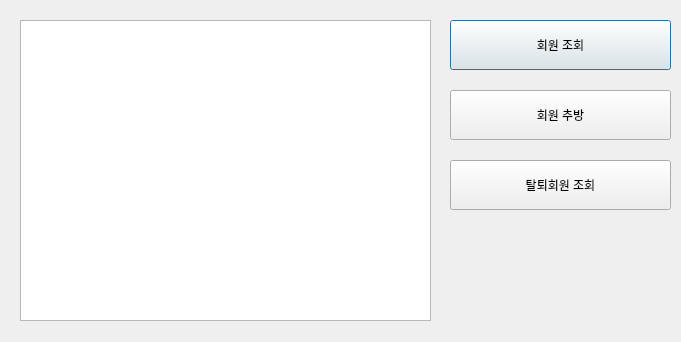
Above: user.ui from DaLv-code/summer before the change. Below: the same form after it.
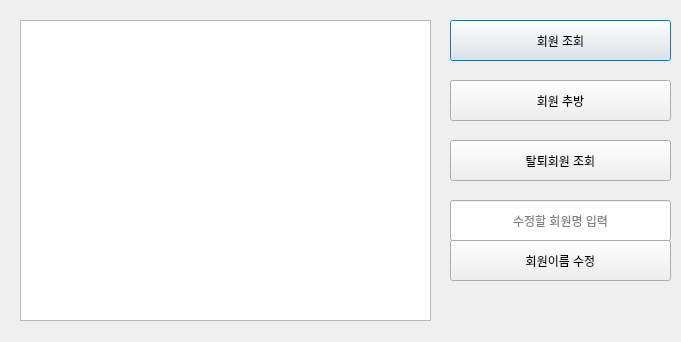
That is the form after the change.

The edit to the form file:
```diff
--- a/user.ui
+++ b/user.ui
@@ -35,7 +35,7 @@
      <x>450</x>
      <y>20</y>
      <width>221</width>
-     <height>50</height>
+     <height>41</height>
     </rect>
    </property>
    <property name="text">
@@ -46,9 +46,9 @@
    <property name="geometry">
     <rect>
      <x>450</x>
-     <y>90</y>
+     <y>80</y>
      <width>221</width>
-     <height>50</height>
+     <height>41</height>
     </rect>
    </property>
    <property name="text">
@@ -59,15 +59,44 @@
    <property name="geometry">
     <rect>
      <x>450</x>
-     <y>160</y>
+     <y>140</y>
      <width>221</width>
-     <height>50</height>
+     <height>41</height>
     </rect>
    </property>
    <property name="text">
     <string>탈퇴회원 조회</string>
    </property>
   </widget>
+  <widget class="QPushButton" name="pushButton_4">
+   <property name="geometry">
+    <rect>
+     <x>450</x>
+     <y>240</y>
+     <width>221</width>
+     <height>41</height>
+    </rect>
+   </property>
+   <property name="text">
+    <string>회원이름 수정</string>
+   </property>
+  </widget>
+  <widget class="QLineEdit" name="lineEdit">
+   <property name="geometry">
+    <rect>
+     <x>450</x>
+     <y>200</y>
+     <width>221</width>
+     <height>41</height>
+    </rect>
+   </property>
+   <property name="alignment">
+    <set>Qt::AlignCenter</set>
+   </property>
+   <property name="placeholderText">
+    <string>수정할 회원명 입력</string>
+   </property>
+  </widget>
  </widget>
  <resources/>
  <connections/>
```
Left out of the diff: 2 changed lines with no effect on the pictures.
